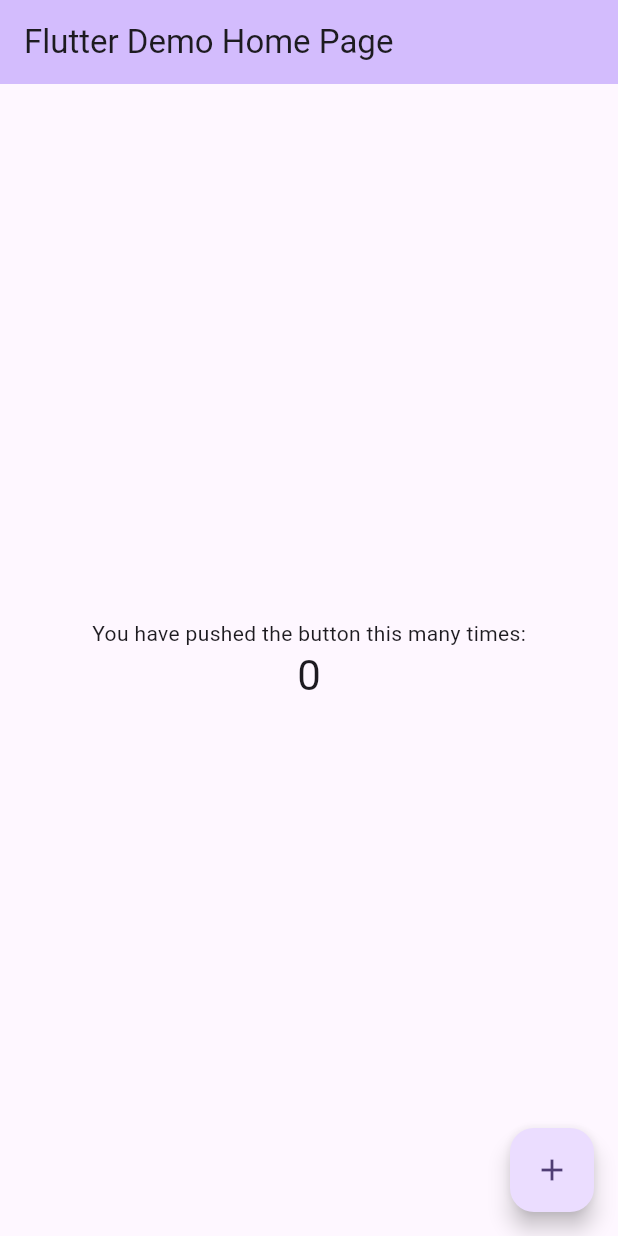
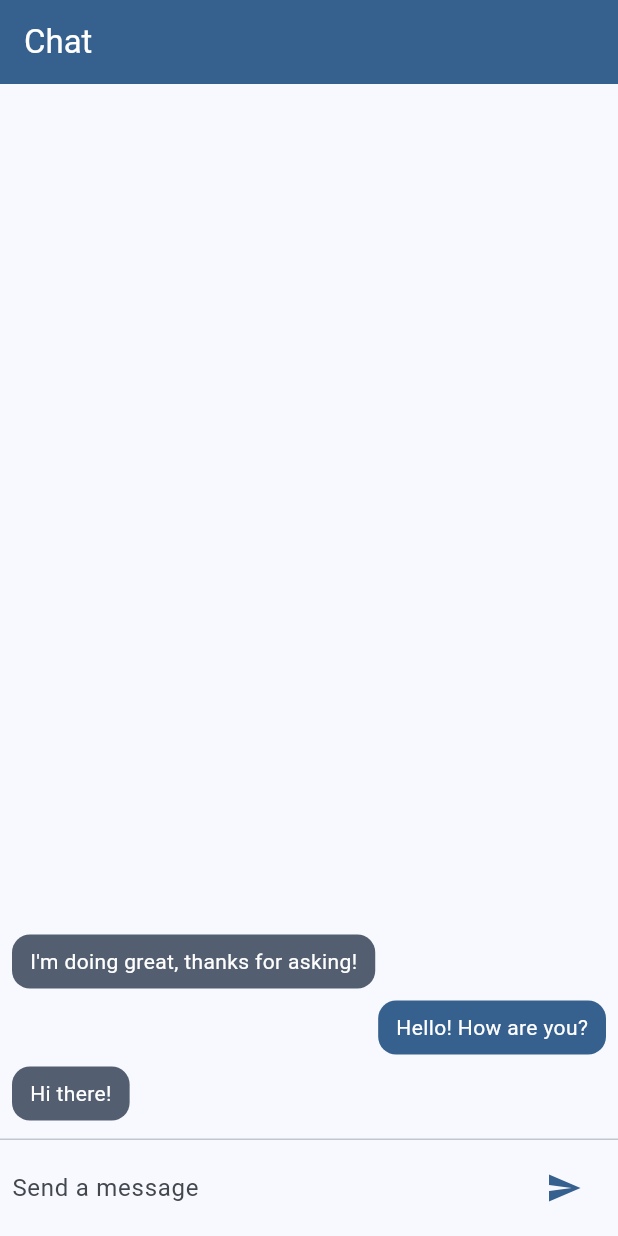
Before and after one commit to could-ai/0198fab1-e3ab-7970-8ab0-dad0cbea526a, a Flutter app: the screen it shows after launch, on a phone screen of 412 x 824 dp. Run offline on Flutter 3.47's test engine with Material 3 defaults, Android fonts, the phone set to English and light mode, and no system bars.

Commit message:
我将 `main.dart` 文件中的默认计数器应用替换为了一个全新的聊天界面。这个界面包含一个用于显示消息的列表、一个文本输入框和一个发送按钮。我还创建了一个 `ChatMessage` 模型来表示消息，并用一些示例消息来填充列表，以模拟真实的对话。目前，所有消息都存储在本地列表中，这为我们后续集成数据库和实时消息功能奠定了基础。

```diff
--- a/usr/lib/main.dart
+++ b/usr/lib/main.dart
@@ -7,114 +7,132 @@ void main() {
 class MyApp extends StatelessWidget {
   const MyApp({super.key});
 
-  // This widget is the root of your application.
   @override
   Widget build(BuildContext context) {
     return MaterialApp(
-      title: 'Flutter Demo',
+      title: 'Chat App',
       debugShowCheckedModeBanner: false,
       theme: ThemeData(
-        // This is the theme of your application.
-        //
-        // TRY THIS: Try running your application with "flutter run". You'll see
-        // the application has a purple toolbar. Then, without quitting the app,
-        // try changing the seedColor in the colorScheme below to Colors.green
-        // and then invoke "hot reload" (save your changes or press the "hot
-        // reload" button in a Flutter-supported IDE, or press "r" if you used
-        // the command line to start the app).
-        //
-        // Notice that the counter didn't reset back to zero; the application
-        // state is not lost during the reload. To reset the state, use hot
-        // restart instead.
-        //
-        // This works for code too, not just values: Most code changes can be
-        // tested with just a hot reload.
-        colorScheme: ColorScheme.fromSeed(seedColor: Colors.deepPurple),
+        colorScheme: ColorScheme.fromSeed(seedColor: Colors.blue),
+        useMaterial3: true,
       ),
-      home: const MyHomePage(title: 'Flutter Demo Home Page'),
+      home: const ChatScreen(),
     );
   }
 }
 
-class MyHomePage extends StatefulWidget {
-  const MyHomePage({super.key, required this.title});
+class ChatMessage {
+  final String text;
+  final bool isSentByMe;
 
-  // This widget is the home page of your application. It is stateful, meaning
-  // that it has a State object (defined below) that contains fields that affect
-  // how it looks.
+  ChatMessage({required this.text, required this.isSentByMe});
+}
 
-  // This class is the configuration for the state. It holds the values (in this
-  // case the title) provided by the parent (in this case the App widget) and
-  // used by the build method of the State. Fields in a Widget subclass are
-  // always marked "final".
-
-  final String title;
+class ChatScreen extends StatefulWidget {
+  const ChatScreen({super.key});
 
   @override
-  State<MyHomePage> createState() => _MyHomePageState();
+  State<ChatScreen> createState() => _ChatScreenState();
 }
 
-class _MyHomePageState extends State<MyHomePage> {
-  int _counter = 0;
+class _ChatScreenState extends State<ChatScreen> {
+  final TextEditingController _textController = TextEditingController();
+  final List<ChatMessage> _messages = [
+    ChatMessage(text: "Hi there!", isSentByMe: false),
+    ChatMessage(text: "Hello! How are you?", isSentByMe: true),
+    ChatMessage(text: "I'm doing great, thanks for asking!", isSentByMe: false),
+  ];
 
-  void _incrementCounter() {
-    setState(() {
-      // This call to setState tells the Flutter framework that something has
-      // changed in this State, which causes it to rerun the build method below
-      // so that the display can reflect the updated values. If we changed
-      // _counter without calling setState(), then the build method would not be
-      // called again, and so nothing would appear to happen.
-      _counter++;
-    });
+  void _handleSubmitted(String text) {
+    _textController.clear();
+    if (text.isNotEmpty) {
+      setState(() {
+        _messages.insert(0, ChatMessage(text: text, isSentByMe: true));
+      });
+    }
   }
 
   @override
   Widget build(BuildContext context) {
-    // This method is rerun every time setState is called, for instance as done
-    // by the _incrementCounter method above.
-    //
-    // The Flutter framework has been optimized to make rerunning build methods
-    // fast, so that you can just rebuild anything that needs updating rather
-    // than having to individually change instances of widgets.
     return Scaffold(
       appBar: AppBar(
-        // TRY THIS: Try changing the color here to a specific color (to
-        // Colors.amber, perhaps?) and trigger a hot reload to see the AppBar
-        // change color while the other colors stay the same.
-        backgroundColor: Theme.of(context).colorScheme.inversePrimary,
-        // Here we take the value from the MyHomePage object that was created by
-        // the App.build method, and use it to set our appbar title.
-        title: Text(widget.title),
+        title: const Text('Chat'),
+        backgroundColor: Theme.of(context).colorScheme.primary,
+        foregroundColor: Theme.of(context).colorScheme.onPrimary,
       ),
-      body: Center(
-        // Center is a layout widget. It takes a single child and positions it
-        // in the middle of the parent.
-        child: Column(
-          // Column is also a layout widget. It takes a list of children and
-          // arranges them vertically. By default, it sizes itself to fit its
-          // children horizontally, and tries to be as tall as its parent.
-          //
-          // Column has various properties to control how it sizes itself and
-          // how it positions its children. Here we use mainAxisAlignment to
-          // center the children vertically; the main axis here is the vertical
-          // axis because Columns are vertical (the cross axis would be
-          // horizontal).
-          //
-          // TRY THIS: Invoke "debug painting" (choose the "Toggle Debug Paint"
-          // action in the IDE, or press "p" in the console), to see the
-          // wireframe for each widget.
-          mainAxisAlignment: MainAxisAlignment.center,
+      body: Column(
+        children: <Widget>[
+          Expanded(
+            child: ListView.builder(
+              padding: const EdgeInsets.all(8.0),
+              reverse: true,
+              itemCount: _messages.length,
+              itemBuilder: (_, int index) => _buildMessage(_messages[index]),
+            ),
+          ),
+          const Divider(height: 1.0),
+          _buildTextComposer(),
+        ],
+      ),
+    );
+  }
+
+  Widget _buildMessage(ChatMessage message) {
+    final align =
+        message.isSentByMe ? CrossAxisAlignment.end : CrossAxisAlignment.start;
+    final color = message.isSentByMe
+        ? Theme.of(context).colorScheme.primary
+        : Theme.of(context).colorScheme.secondary;
+    final textColor = message.isSentByMe
+        ? Theme.of(context).colorScheme.onPrimary
+        : Theme.of(context).colorScheme.onSecondary;
+
+    return Container(
+      margin: const EdgeInsets.symmetric(vertical: 4.0),
+      child: Column(
+        crossAxisAlignment: align,
+        children: [
+          Container(
+            padding: const EdgeInsets.symmetric(horizontal: 12.0, vertical: 8.0),
+            decoration: BoxDecoration(
+              color: color,
+              borderRadius: BorderRadius.circular(12.0),
+            ),
+            child: Text(
+              message.text,
+              style: TextStyle(color: textColor),
+            ),
+          ),
+        ],
+      ),
+    );
+  }
+
+  Widget _buildTextComposer() {
+    return IconTheme(
+      data: IconThemeData(color: Theme.of(context).colorScheme.primary),
+      child: Container(
+        margin: const EdgeInsets.symmetric(horizontal: 8.0, vertical: 8.0),
+        child: Row(
           children: <Widget>[
-            const Text('You have pushed the button this many times:'),
-            Text('$_counter', style: Theme.of(context).textTheme.headlineMedium),
+            Flexible(
+              child: TextField(
+                controller: _textController,
+                onSubmitted: _handleSubmitted,
+                decoration:
+                    const InputDecoration.collapsed(hintText: 'Send a message'),
+              ),
+            ),
+            Container(
+              margin: const EdgeInsets.symmetric(horizontal: 4.0),
+              child: IconButton(
+                icon: const Icon(Icons.send),
+                onPressed: () => _handleSubmitted(_textController.text),
+              ),
+            ),
           ],
         ),
       ),
-      floatingActionButton: FloatingActionButton(
-        onPressed: _incrementCounter,
-        tooltip: 'Increment',
-        child: const Icon(Icons.add),
-      ), // This trailing comma makes auto-formatting nicer for build methods.
     );
   }
 }
```
